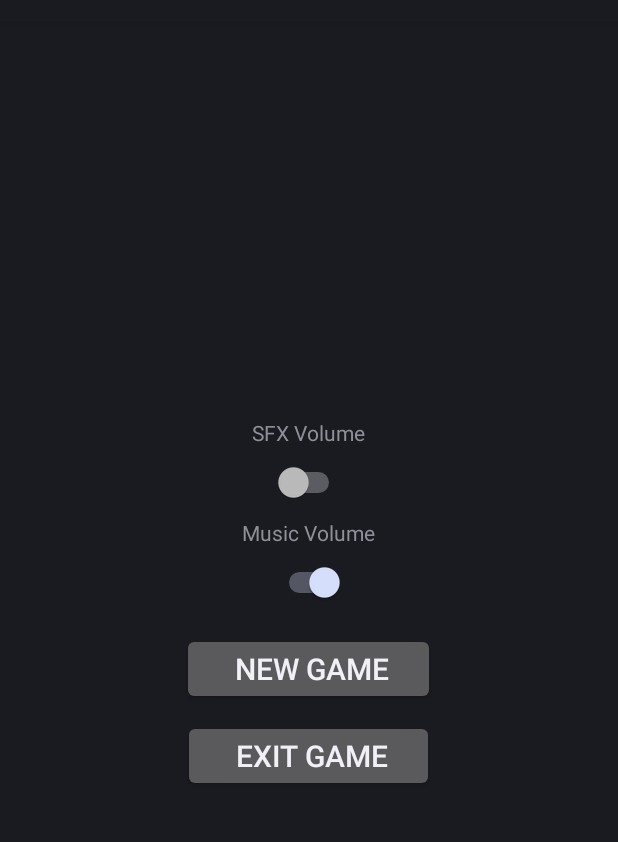
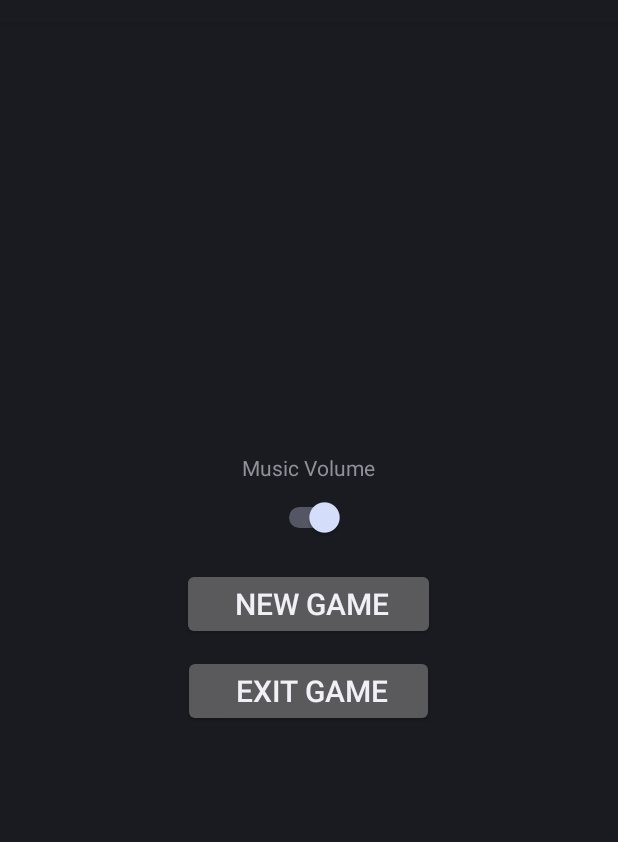
Before and after one commit to Jayden63/HexGame, an Android app: the layout activity_dialog.xml on its own in the app's theme, with its tools: preview values and no code run, on a phone screen of 412 x 824 dp, the part 62-904 px from its top. Run offline under Robolectric (Android 15) with nearby library versions, the phone set to English and light mode, and no system bars.

Commit message:
comments and cleaning up methods

```diff
--- a/app/src/main/java/edu/up/cs301/hex/HexState.java
+++ b/app/src/main/java/edu/up/cs301/hex/HexState.java
@@ -212,6 +212,12 @@ public class HexState extends GameState implements Serializable {
 		visited[row][col] = true;
 
 		// Offsets for neighboring cells in a hexagonal grid
+		// top: [0, -1]
+		// down: [0, 1]
+		// right: [1, 0]
+		// left: [-1, 0]
+		// top right: [1, -1]
+		// bottom left: [-1, 1]
 		int[] dx = {-1, 1, 0, 0, 1, -1};
 		int[] dy = {0, -1, -1, 1, 0, 1};
 
--- a/app/src/main/res/layout/activity_dialog.xml
+++ b/app/src/main/res/layout/activity_dialog.xml
@@ -9,23 +9,6 @@
     >
 
 
-    <TextView
-        android:id="@+id/textView"
-        android:layout_width="wrap_content"
-        android:layout_height="wrap_content"
-        android:layout_marginTop="20dp"
-        android:layout_marginBottom="10dp"
-        android:text="SFX Volume" />
-
-
-
-    <Switch
-        android:id="@+id/switch1"
-        android:layout_width="wrap_content"
-        android:layout_height="wrap_content"
-        android:gravity="center"
-        android:layout_marginBottom="10dp"
-         />
 
     <TextView
         android:id="@+id/textView2"
@@ -34,16 +17,6 @@
         android:layout_marginBottom="10dp"
 
         android:text="Music Volume" />
-
-    <!--<SeekBar
-        android:id="@+id/seekBar2"
-        android:layout_width="match_parent"
-        android:layout_height="wrap_content"
-        android:layout_marginHorizontal="40dp"
-        android:layout_marginBottom="10dp"
-        android:padding="20dp"-->
-
-        />
 
     <Switch
         android:id="@+id/switch2"
```
Also changed, not shown: app/src/main/java/edu/up/cs301/hex/HexHumanPlayer.java (+51 -29 lines).
